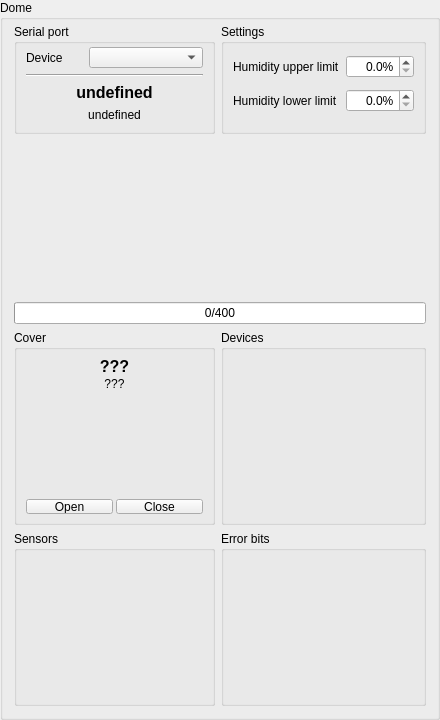
Above: widgets/qdome.ui from AMOS-uniba/amos-client before the change. Below: the same form after it.
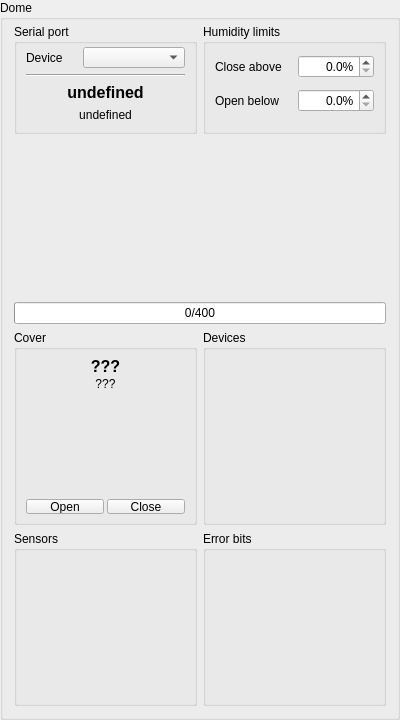
That is the form after the change. Custom widgets are drawn as their Qt base class.

What changed in the file:
```diff
--- a/widgets/qdome.ui
+++ b/widgets/qdome.ui
@@ -6,19 +6,13 @@
    <rect>
     <x>0</x>
     <y>0</y>
-    <width>440</width>
+    <width>400</width>
     <height>720</height>
    </rect>
   </property>
-  <property name="sizePolicy">
-   <sizepolicy hsizetype="Preferred" vsizetype="Minimum">
-    <horstretch>0</horstretch>
-    <verstretch>0</verstretch>
-   </sizepolicy>
-  </property>
   <property name="minimumSize">
    <size>
-    <width>440</width>
+    <width>400</width>
     <height>720</height>
    </size>
   </property>
@@ -648,7 +642,7 @@
       </size>
      </property>
      <property name="title">
-      <string>Settings</string>
+      <string>Humidity limits</string>
      </property>
      <layout class="QGridLayout" name="gridLayout_3">
       <property name="topMargin">
@@ -660,7 +654,7 @@
       <item row="1" column="0">
        <widget class="QLabel" name="lx_humidity_upper">
         <property name="text">
-         <string>Humidity upper limit</string>
+         <string>Close above</string>
         </property>
        </widget>
       </item>
@@ -735,7 +729,7 @@
       <item row="2" column="0">
        <widget class="QLabel" name="lx_humidity_lower">
         <property name="text">
-         <string>Humidity lower limit</string>
+         <string>Open below</string>
         </property>
        </widget>
       </item>
```
